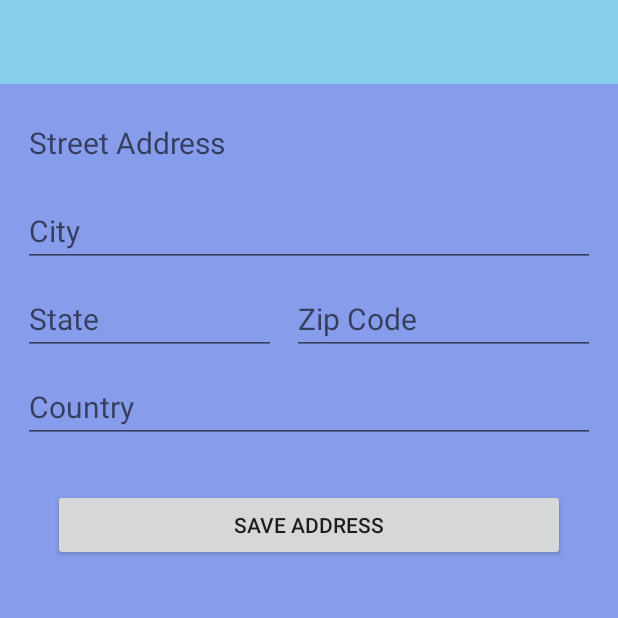
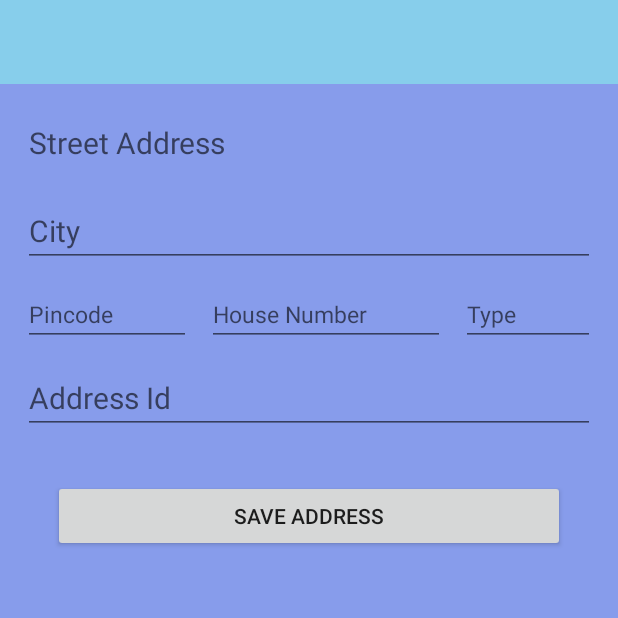
Before and after one commit to adamcreeves/GroceryApp, an Android app: the AddAddressActivity screen opened directly, with no data from a screen before it, on a phone screen of 412 x 824 dp, the top half of it. Run offline under Robolectric (Android 15) with nearby library versions, the phone set to English and light mode, and no system bars.

Commit message:
Taking a break for now

```diff
--- a/app/src/main/res/layout/activity_add_address.xml
+++ b/app/src/main/res/layout/activity_add_address.xml
@@ -13,7 +13,7 @@
         android:padding="10dp">
 
         <EditText
-            android:id="@+id/edit_text_street"
+            android:id="@+id/edit_text_street_name"
             android:layout_width="match_parent"
             android:layout_height="wrap_content"
             android:layout_margin="5dp"
@@ -35,35 +35,44 @@
             android:layout_width="match_parent"
             android:layout_height="wrap_content"
             android:orientation="horizontal"
-            android:weightSum="2">
+            android:weightSum="3">
 
             <EditText
-                android:id="@+id/edit_text_address_state"
+                android:id="@+id/edit_text_address_pincode"
                 android:layout_width="wrap_content"
                 android:layout_height="wrap_content"
                 android:layout_margin="5dp"
                 android:layout_weight="1"
-                android:hint="State"
+                android:hint="Pincode"
                 android:textColor="#eee"
-                android:textSize="20dp" />
+                android:textSize="15dp" />
 
             <EditText
-                android:id="@+id/edit_text_address_zip"
+                android:id="@+id/edit_text_address_house_no"
                 android:layout_width="wrap_content"
                 android:layout_height="wrap_content"
                 android:layout_margin="5dp"
                 android:layout_weight="1"
-                android:hint="Zip Code"
+                android:hint="House Number"
                 android:textColor="#eee"
-                android:textSize="20dp" />
+                android:textSize="15dp" />
+            <EditText
+                android:id="@+id/edit_text_address_type"
+                android:layout_width="wrap_content"
+                android:layout_height="wrap_content"
+                android:layout_margin="5dp"
+                android:layout_weight="1"
+                android:hint="Type"
+                android:textColor="#eee"
+                android:textSize="15dp" />
         </LinearLayout>
 
         <EditText
-            android:id="@+id/edit_text_address_country"
+            android:id="@+id/edit_text_address_user_id"
             android:layout_width="match_parent"
             android:layout_height="wrap_content"
             android:layout_margin="5dp"
-            android:hint="Country"
+            android:hint="Address Id"
             android:textColor="#eee"
             android:textSize="20dp" />
 
```
Also changed, not shown: app/src/main/java/com/example/glossaryapp/activities/AddAddressActivity.kt (+9 -5 lines).
